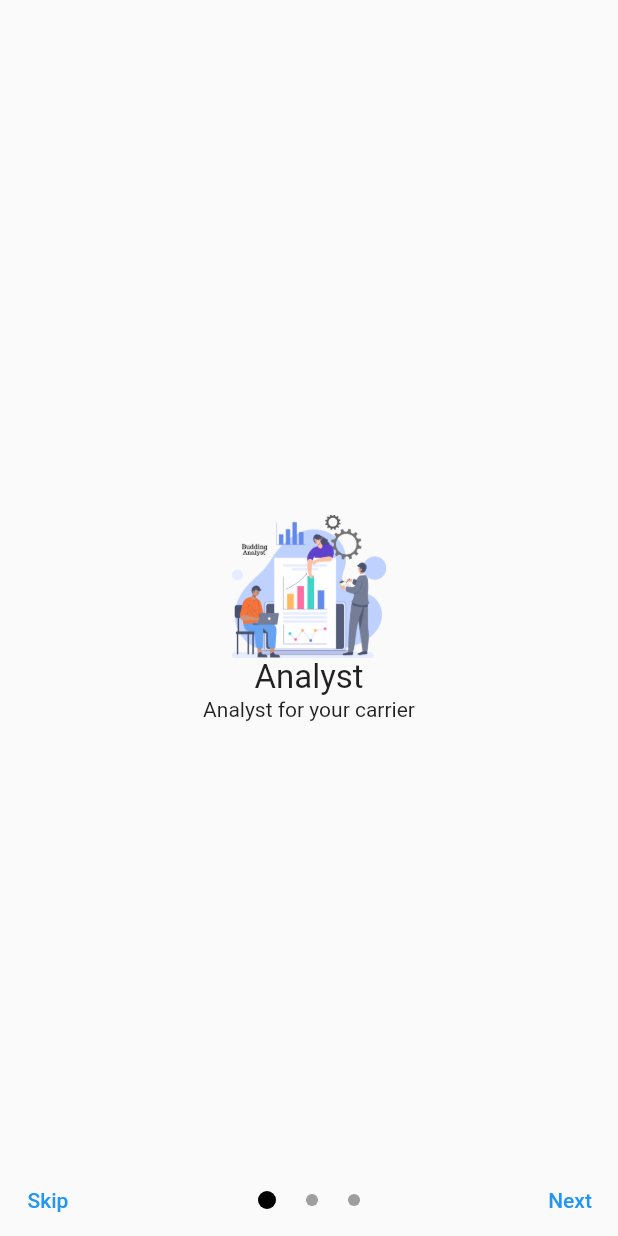
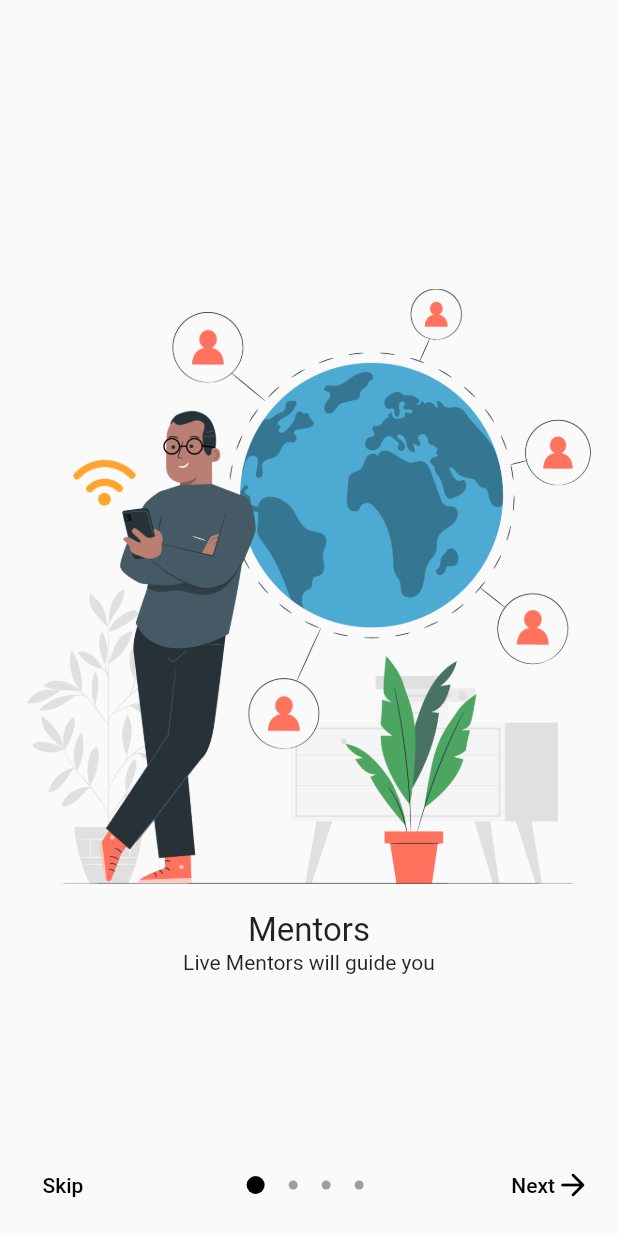
Before and after one commit to AmritRandhawaJi/BuddingAnalyst, a Flutter app: the screen it shows after launch, on a phone screen of 412 x 824 dp. Run offline on Flutter 3.47's test engine with Material 2 defaults, Android fonts, the light colour scheme and no system bars.

Commit message:
BuddingAnalyst Source Code

```diff
--- a/lib/PageViewModel.dart
+++ b/lib/PageViewModel.dart
@@ -10,8 +10,9 @@ Slide({required this.title, required this.description, required this.image});
 }
 
 final slideList = [
+  Slide(title: "Mentors", description: "Live Mentors will guide you", image: "assets/live.png"),
   Slide(title: "Analyst", description: "Analyst for your carrier", image: "assets/analyst.png"),
-  Slide(title: "Mentors", description: "Live Mentors will guide you", image: "assets/mentor.png"),
-  Slide(title: "Live Stream", description: "Live stream across the world", image: "assets/live.png"),
+  Slide(title: "Live Stream", description: "Live stream across the world", image: "assets/mentor.png"),
+  Slide(title: "Services", description: "What we offer", image: "assets/live.png"),
 
 ];
--- a/lib/SlideItem.dart
+++ b/lib/SlideItem.dart
@@ -14,7 +14,11 @@ mainAxisAlignment: MainAxisAlignment.center,
       crossAxisAlignment: CrossAxisAlignment.center,
       children: <Widget>[
 
-       Container(width: screenSize.size.width/4,child: Image.asset(slideList[index].image)),
+
+       Padding(
+         padding: const EdgeInsets.all(18.0),
+         child: Container(width: screenSize.size.width,child: Image.asset(slideList[index].image)),
+       ),
 
 
         Text(
--- a/lib/main.dart
+++ b/lib/main.dart
@@ -1,4 +1,3 @@
-
 import 'package:budding_analyst/screens/GettingStarted.dart';
 import 'package:budding_analyst/screens/LoginScreen.dart';
 import 'package:budding_analyst/screens/Signup.dart';
@@ -7,14 +6,10 @@ import 'package:flutter/services.dart';
 
 import 'package:flutter/widgets.dart';
 
+void main() {
 
+    runApp(MyApp());
 
-
-void main() {
-  SystemChrome.setPreferredOrientations([DeviceOrientation.portraitUp])
-      .then((_) {
-    runApp(MyApp());
-  });
 }
 
 class MyApp extends StatelessWidget {
@@ -22,6 +17,7 @@ class MyApp extends StatelessWidget {
   @override
   Widget build(BuildContext context) {
     return MaterialApp(
+      debugShowCheckedModeBanner: false,
       home: GettingStartedScreen(),
       routes: {
         LoginScreen.routeName: (ctx) => LoginScreen(),
@@ -29,5 +25,4 @@ class MyApp extends StatelessWidget {
       },
     );
   }
-
 }
--- a/lib/screens/GettingStarted.dart
+++ b/lib/screens/GettingStarted.dart
@@ -1,8 +1,13 @@
+import 'dart:io';
+
 import 'package:budding_analyst/PageViewModel.dart';
 import 'package:budding_analyst/SlideItem.dart';
+import 'package:budding_analyst/screens/Signup.dart';
 import 'package:budding_analyst/widgets/SlideDots.dart';
 import 'package:flutter/cupertino.dart';
 import 'package:flutter/material.dart';
+
+import 'LoginScreen.dart';
 
 class GettingStartedScreen extends StatefulWidget {
   @override
@@ -28,18 +33,31 @@ class _GettingStartedScreenState extends State<GettingStartedScreen> {
   @override
   Widget build(BuildContext context) {
     return Scaffold(
-      body: PageView.builder(
+        body: SafeArea(
+          child: Container(
+            child: PageView.builder(
               controller: _pageController,
               onPageChanged: _onPageChanged,
               itemCount: slideList.length,
               itemBuilder: (ctx, i) => SlideItem(i),
             ),
+          ),
+        ),
         bottomSheet: _currentPage != slideList.length - 1
-            ? Container(
+            ? Padding(
+              padding: const EdgeInsets.all(10.0),
+              child: Container(
                   child: Row(
                     mainAxisAlignment: MainAxisAlignment.spaceBetween,
                     children: [
-                    TextButton(onPressed: () {}, child: Text("Skip")),
+                      TextButton(
+                          onPressed: () {
+                            Navigator.push(
+                                context,
+                                MaterialPageRoute(
+                                    builder: (context) => LoginScreen()));
+                          },
+                          child: Text("Skip",style: TextStyle(color: Colors.black),)),
                       Container(
                         child: Row(
                           mainAxisSize: MainAxisSize.min,
@@ -59,16 +77,21 @@ class _GettingStartedScreenState extends State<GettingStartedScreen> {
                                 duration: Duration(milliseconds: 250),
                                 curve: Curves.easeIn);
                           },
-                        child: Text("Next")),
+                          child: Row(
+                            children: [
+                              Text("Next",style: TextStyle(color: Colors.black),),
+                              Icon(Icons.arrow_forward_rounded,color: Colors.black,)
+                            ],
+                          )),
                     ],
                   ),
+                ),
             )
-            : Container(
-                width: MediaQuery.of(context).size.width,
-                height: 200,
-                color: Theme.of(context).accentColor,
-                child: Center(child: Text("Get started",style: TextStyle(color: Colors.white,fontSize: 18),)),
-              ),
-    );
+            : MaterialButton(onPressed: (){
+          Navigator.push(
+              context,
+              MaterialPageRoute(
+                  builder: (context) => SignupScreen()));
+    },child: Text("Get started",style: TextStyle(color: Colors.white),),height: Platform.isIOS ? 60.0: 50,minWidth: MediaQuery.of(context).size.width,color: Colors.indigoAccent,));
   }
 }
--- a/lib/screens/Signup.dart
+++ b/lib/screens/Signup.dart
@@ -2,9 +2,11 @@ import 'package:flutter/material.dart';
 
 class SignupScreen extends StatelessWidget {
   static const routeName = '/signup';
+
   @override
   Widget build(BuildContext context) {
-    return Scaffold(
+    return MaterialApp(
+      home: Scaffold(
         appBar: AppBar(
           // title: Text('Login'),
           elevation: 0,
@@ -143,6 +145,7 @@ class SignupScreen extends StatelessWidget {
             );
           },
         ),
+      ),
     );
   }
 }
--- a/lib/widgets/SlideDots.dart
+++ b/lib/widgets/SlideDots.dart
@@ -8,9 +8,9 @@ class SlideDots extends StatelessWidget {
   Widget build(BuildContext context) {
     return AnimatedContainer(
       duration: Duration(milliseconds: 150),
-      margin: const EdgeInsets.symmetric(horizontal: 10),
-      height: isActive ? 12 : 8,
-      width: isActive ? 12 : 8,
+      margin: const EdgeInsets.symmetric(horizontal: 8),
+      height: isActive ? 12 : 6,
+      width: isActive ? 12 : 6,
       decoration: BoxDecoration(
         color: isActive ? Colors.black : Colors.grey[500],
         borderRadius: BorderRadius.all(Radius.circular(12)),
```
Also changed, not shown: pubspec.lock. Lines whose indentation alone changed are shown as unchanged.
